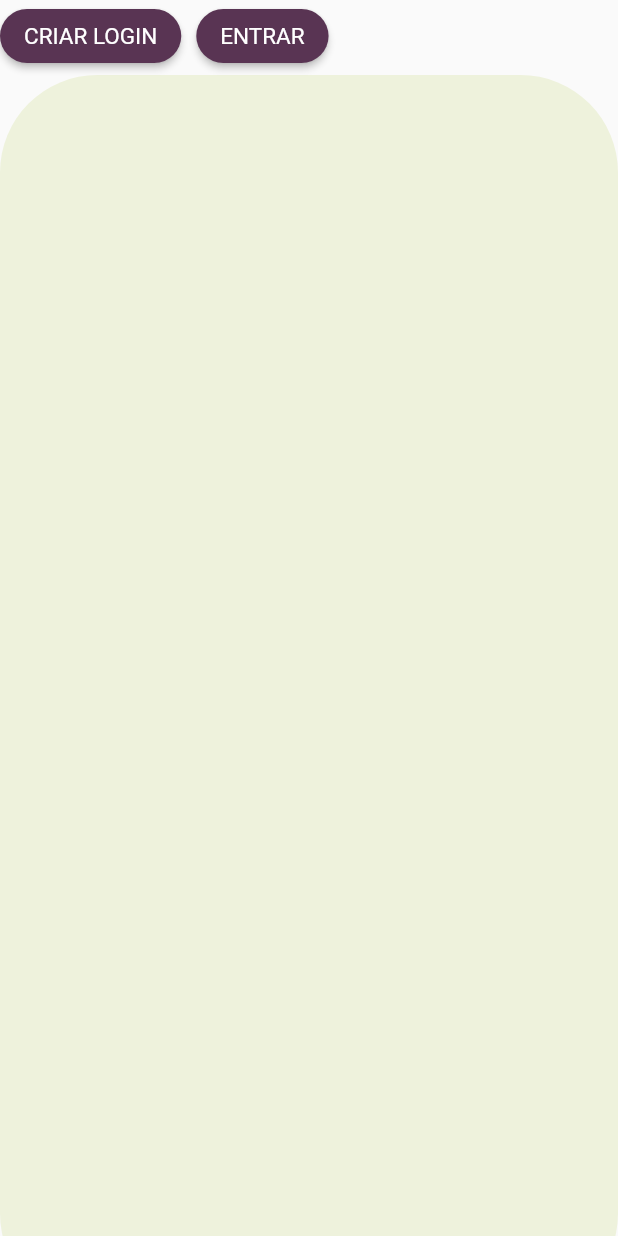
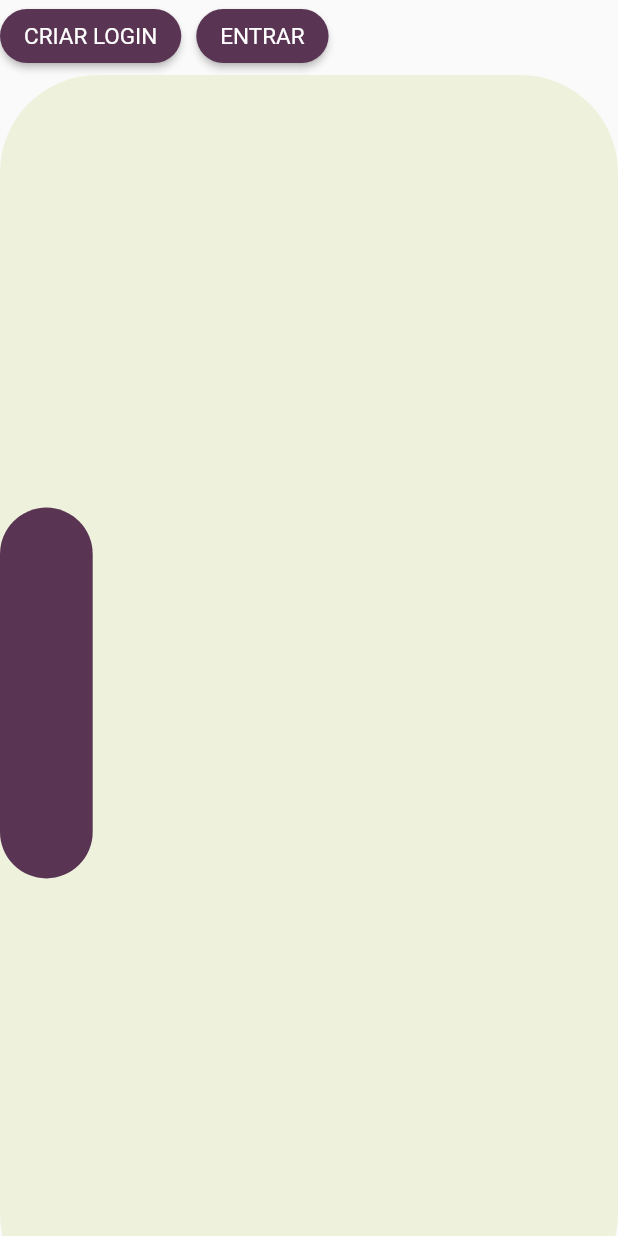
Before and after one commit to brunolemes318/Project-Pdv-Acai, a Flutter app: the PageDefault screen opened directly, on a phone screen of 412 x 824 dp. Run offline on Flutter 3.47's test engine with Material 2 defaults, Android fonts, the phone set to English and light mode, and no system bars; our stand-ins replace universal_platform.

Commit message:
adicionado child no background para viabilizar cards de funções

```diff
--- a/lib/components/components_default.dart
+++ b/lib/components/components_default.dart
@@ -12,7 +12,7 @@ abstract class ComponentsDefault {
 
   ElevatedButton buttonAccount(String name, String route, BuildContext context);
 
-  Container cardFunction();
+  Container cardFunction(BuildContext context);
 
   Container cardProduct();
 
--- a/lib/components/components_desktop.dart
+++ b/lib/components/components_desktop.dart
@@ -49,6 +49,9 @@ class ComponentsDesktop extends ComponentsDefault {
     double height = MediaQuery.of(context).size.height;
 
     return Container(
+      child: Row(
+        children: [cardFunction(context)],
+      ),
       margin: EdgeInsets.only(top: 50),
       width: width,
       height: height,
@@ -63,8 +66,12 @@ class ComponentsDesktop extends ComponentsDefault {
   }
 
   @override
-  Container cardFunction() {
+  Container cardFunction(BuildContext context) {
+    double width = MediaQuery.of(context).size.width * 0.15;
+    double height = MediaQuery.of(context).size.height * 0.30;
     return Container(
+      width: width,
+      height: height,
       decoration: ThemeDesktop().themeCardFunction(),
     );
   }
--- a/lib/components/components_mobile.dart
+++ b/lib/components/components_mobile.dart
@@ -24,7 +24,7 @@ class ComponentsMobile extends ComponentsDefault {
   }
 
   @override
-  Container cardFunction() {
+  Container cardFunction(BuildContext context) {
     // TODO: implement cardFunction
     throw UnimplementedError();
   }
--- a/lib/pages/desktop/home_page_desktop.dart
+++ b/lib/pages/desktop/home_page_desktop.dart
@@ -12,12 +12,7 @@ class HomePageDesktop extends StatelessWidget {
           body: SingleChildScrollView(
             child: Stack(
               children: [
-                Column(
-                  children: [
-                    ComponentsDesktop().cardFunction(),
-                    ComponentsDesktop().backgroundApp(context),
-                  ],
-                ),
+                ComponentsDesktop().backgroundApp(context),
                 //Menu com os botões
                 ComponentsDesktop().menuOfApp(context),
               ],
--- a/lib/themes/theme_default.dart
+++ b/lib/themes/theme_default.dart
@@ -103,7 +103,10 @@ abstract class ThemeDefault {
 
   BoxDecoration themeBackground() {
     return BoxDecoration(
-
+        boxShadow: [
+          BoxShadow(
+              color: Colors.transparent, blurRadius: 0, offset: Offset.zero)
+        ],
         shape: BoxShape.rectangle,
         borderRadius: BorderRadius.circular(65),
         color: getImageColorBackground);
```
